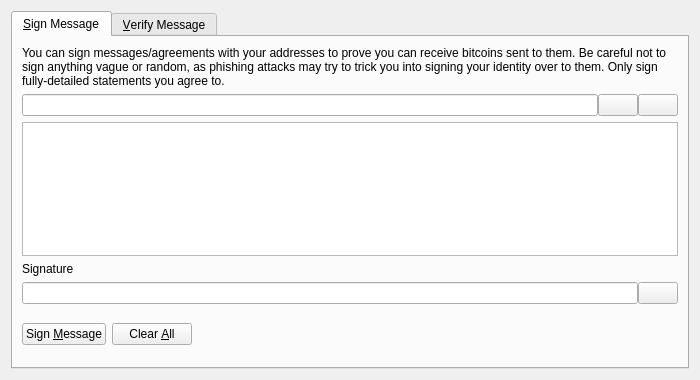
First picture: the form in src/qt/forms/signverifymessagedialog.ui, repository lycion/genex-project, before the edit.
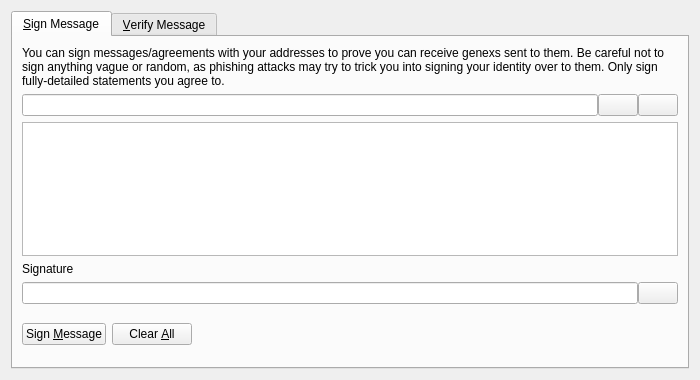
Second picture: the form after the edit. Icons and pictures are not drawn. Custom widgets are drawn as their Qt base class.

The edit to the form file:
```diff
--- a/src/qt/forms/signverifymessagedialog.ui
+++ b/src/qt/forms/signverifymessagedialog.ui
@@ -30,7 +30,7 @@
        <item>
         <widget class="QLabel" name="infoLabel_SM">
          <property name="text">
-          <string>You can sign messages/agreements with your addresses to prove you can receive bitcoins sent to them. Be careful not to sign anything vague or random, as phishing attacks may try to trick you into signing your identity over to them. Only sign fully-detailed statements you agree to.</string>
+          <string>You can sign messages/agreements with your addresses to prove you can receive genexs sent to them. Be careful not to sign anything vague or random, as phishing attacks may try to trick you into signing your identity over to them. Only sign fully-detailed statements you agree to.</string>
          </property>
          <property name="textFormat">
           <enum>Qt::PlainText</enum>
```
Left out of the diff: 26 changed lines with no effect on the pictures.
